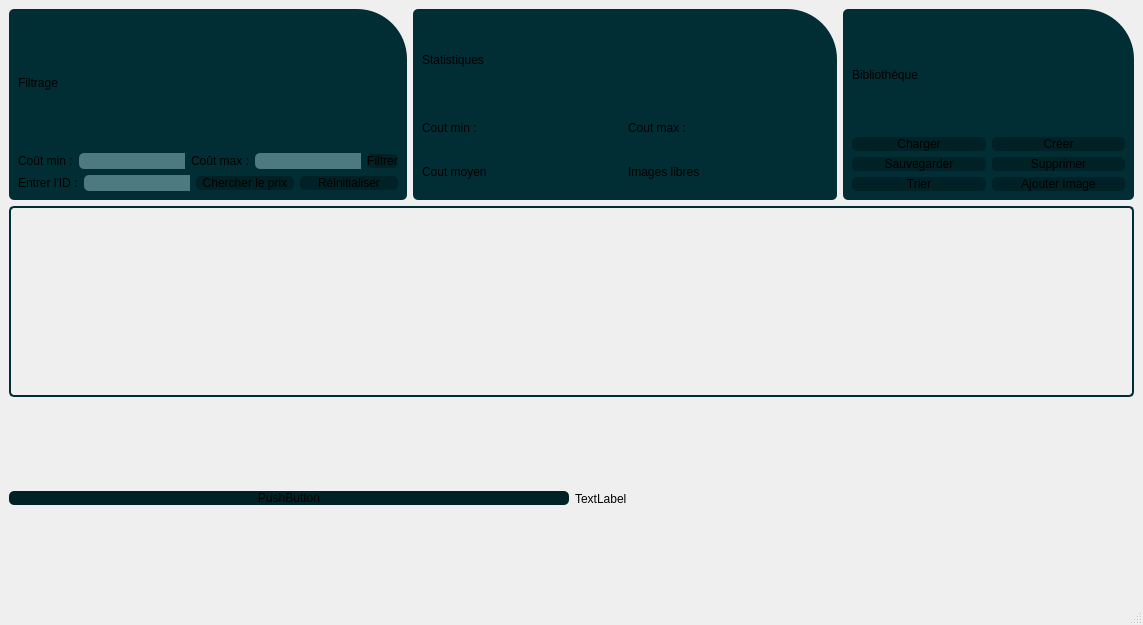
Qt form Facility/mainwindow.ui (etsi-kekeli/gestion_bibliotheque_image) before a commit.
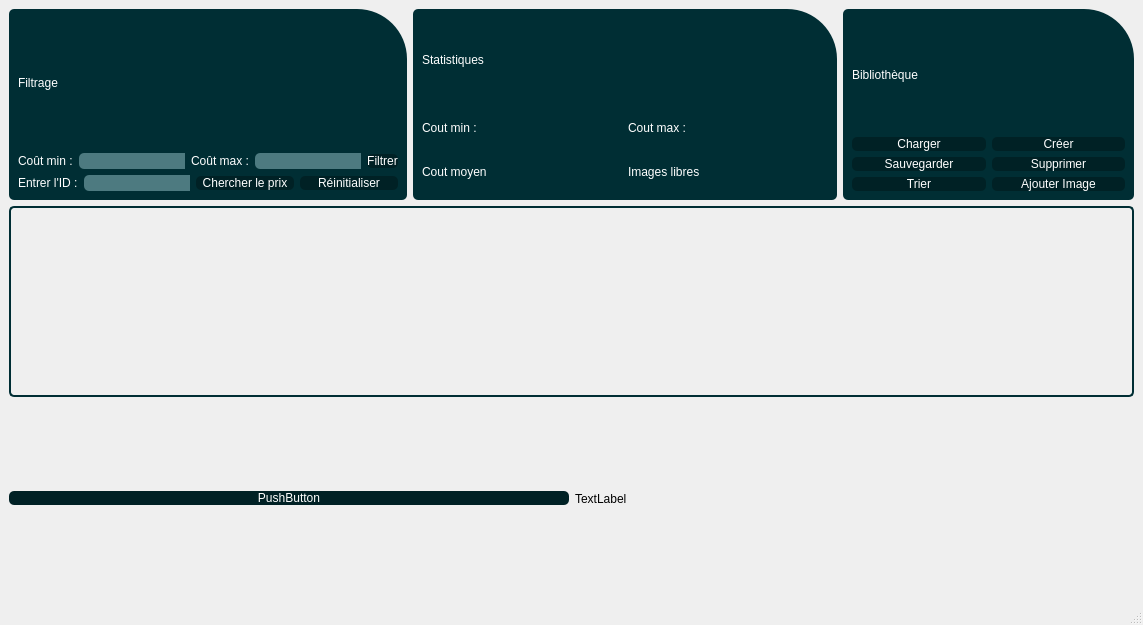
The same form after that commit. Icons and pictures are not drawn.

```diff
--- a/Facility/mainwindow.ui
+++ b/Facility/mainwindow.ui
@@ -25,7 +25,7 @@
       <item row="0" column="0">
        <layout class="QHBoxLayout" name="horizontalLayout_4">
         <item>
-         <widget class="QGroupBox" name="">
+         <widget class="QGroupBox" name="groupBox">
           <property name="styleSheet">
            <string notr="true">background-color: rgb(0, 46, 52);
 border-radius: 5px;
@@ -41,7 +41,8 @@
               </sizepolicy>
              </property>
              <property name="styleSheet">
-              <string notr="true">font: 700 10pt &quot;Ubuntu&quot;;</string>
+              <string notr="true">font: 700 10pt &quot;Ubuntu&quot;;
+color:white;</string>
              </property>
              <property name="text">
               <string>Filtrage</string>
@@ -54,6 +55,7 @@
               <widget class="QLabel" name="label">
                <property name="styleSheet">
                 <string notr="true">font: 700 10pt &quot;Ubuntu&quot;;
+color:white;
 </string>
                </property>
                <property name="text">
@@ -77,7 +79,8 @@
              <item>
               <widget class="QLabel" name="label_2">
                <property name="styleSheet">
-                <string notr="true">font: 700 10pt &quot;Ubuntu&quot;;</string>
+                <string notr="true">font: 700 10pt &quot;Ubuntu&quot;;
+color:white;</string>
                </property>
                <property name="text">
                 <string>Coût max :</string>
@@ -102,7 +105,8 @@
                <property name="styleSheet">
                 <string notr="true">background-color: rgb(0, 33, 37);
 border-radius:5px;
-font: 700 10pt &quot;Ubuntu&quot;;</string>
+font: 700 10pt &quot;Ubuntu&quot;;
+color:white;</string>
                </property>
                <property name="text">
                 <string>Filtrer</string>
@@ -122,7 +126,8 @@
                 </sizepolicy>
                </property>
                <property name="styleSheet">
-                <string notr="true">font: 700 10pt &quot;Ubuntu&quot;;</string>
+                <string notr="true">font: 700 10pt &quot;Ubuntu&quot;;
+color:white;</string>
                </property>
                <property name="text">
                 <string>Entrer l'ID :</string>
@@ -154,6 +159,7 @@
                 <string notr="true">background-color: rgb(0, 33, 37);
 border-radius:5px;
 font: 700 10pt &quot;Ubuntu&quot;;
+color:white;
 </string>
                </property>
                <property name="text">
@@ -172,7 +178,8 @@
                <property name="styleSheet">
                 <string notr="true">background-color: rgb(0, 33, 37);
 border-radius:5px;
-font: 700 10pt &quot;Ubuntu&quot;;</string>
+font: 700 10pt &quot;Ubuntu&quot;;
+color:white;</string>
                </property>
                <property name="text">
                 <string>Réinitialiser</string>
@@ -209,7 +216,8 @@
                 </size>
                </property>
                <property name="styleSheet">
-                <string notr="true">font: 700 10pt &quot;Ubuntu&quot;;</string>
+                <string notr="true">font: 700 10pt &quot;Ubuntu&quot;;
+color:white;</string>
                </property>
                <property name="text">
                 <string>Statistiques</string>
@@ -227,7 +235,8 @@
                   </size>
                  </property>
                  <property name="styleSheet">
-                  <string notr="true">font: 700 10pt &quot;Ubuntu&quot;;</string>
+                  <string notr="true">font: 700 10pt &quot;Ubuntu&quot;;
+color:white;</string>
                  </property>
                  <property name="text">
                   <string>Cout min :</string>
@@ -243,7 +252,8 @@
                   </size>
                  </property>
                  <property name="styleSheet">
-                  <string notr="true">font: 700 10pt &quot;Ubuntu&quot;;</string>
+                  <string notr="true">font: 700 10pt &quot;Ubuntu&quot;;
+color:white;</string>
                  </property>
                  <property name="text">
                   <string>Cout max : </string>
@@ -259,7 +269,8 @@
                   </size>
                  </property>
                  <property name="styleSheet">
-                  <string notr="true">font: 700 10pt &quot;Ubuntu&quot;;</string>
+                  <string notr="true">font: 700 10pt &quot;Ubuntu&quot;;
+color:white;</string>
                  </property>
                  <property name="text">
                   <string>Cout moyen</string>
@@ -275,7 +286,8 @@
                   </size>
                  </property>
                  <property name="styleSheet">
-                  <string notr="true">font: 700 10pt &quot;Ubuntu&quot;;</string>
+                  <string notr="true">font: 700 10pt &quot;Ubuntu&quot;;
+color:white;</string>
                  </property>
                  <property name="text">
                   <string>Images libres</string>
@@ -314,7 +326,8 @@
              <property name="styleSheet">
               <string notr="true">background-color: rgb(0, 33, 37);
 border-radius:5px;
-font: 700 10pt &quot;Ubuntu&quot;;</string>
+font: 700 10pt &quot;Ubuntu&quot;;
+color:white;</string>
              </property>
              <property name="text">
               <string>Supprimer</string>
@@ -327,6 +340,7 @@
               <string notr="true">background-color: rgb(0, 33, 37);
 border-radius:5px;
 font: 700 10pt &quot;Ubuntu&quot;;
+color:white;
 </string>
              </property>
              <property name="text">
@@ -339,7 +353,8 @@
              <property name="styleSheet">
               <string notr="true">background-color: rgb(0, 33, 37);
 border-radius:5px;
-font: 700 10pt &quot;Ubuntu&quot;;</string>
+font: 700 10pt &quot;Ubuntu&quot;;
+color:white;</string>
              </property>
              <property name="text">
               <string>Créer</string>
@@ -351,7 +366,8 @@
              <property name="styleSheet">
               <string notr="true">background-color: rgb(0, 33, 37);
 border-radius:5px;
-font: 700 10pt &quot;Ubuntu&quot;;</string>
+font: 700 10pt &quot;Ubuntu&quot;;
+color:white;</string>
              </property>
              <property name="text">
               <string>Sauvegarder</string>
@@ -363,7 +379,8 @@
              <property name="styleSheet">
               <string notr="true">background-color: rgb(0, 33, 37);
 border-radius:5px;
-font: 700 10pt &quot;Ubuntu&quot;;</string>
+font: 700 10pt &quot;Ubuntu&quot;;
+color:white;</string>
              </property>
              <property name="text">
               <string>Charger</string>
@@ -375,7 +392,8 @@
              <property name="styleSheet">
               <string notr="true">background-color: rgb(0, 33, 37);
 border-radius:5px;
-font: 700 10pt &quot;Ubuntu&quot;;</string>
+font: 700 10pt &quot;Ubuntu&quot;;
+color:white;</string>
              </property>
              <property name="text">
               <string>Ajouter Image</string>
@@ -385,7 +403,8 @@
            <item row="0" column="0">
             <widget class="QLabel" name="label_5">
              <property name="styleSheet">
-              <string notr="true">font: 700 10pt &quot;Ubuntu&quot;;</string>
+              <string notr="true">font: 700 10pt &quot;Ubuntu&quot;;
+color:white;</string>
              </property>
              <property name="text">
               <string>Bibliothèque</string>
@@ -420,7 +439,8 @@
           <property name="styleSheet">
            <string notr="true">background-color: rgb(0, 33, 37);
 border-radius:5px;
-font: 700 10pt &quot;Ubuntu&quot;;</string>
+font: 700 10pt &quot;Ubuntu&quot;;
+color:white</string>
           </property>
           <property name="text">
            <string>PushButton</string>
```
